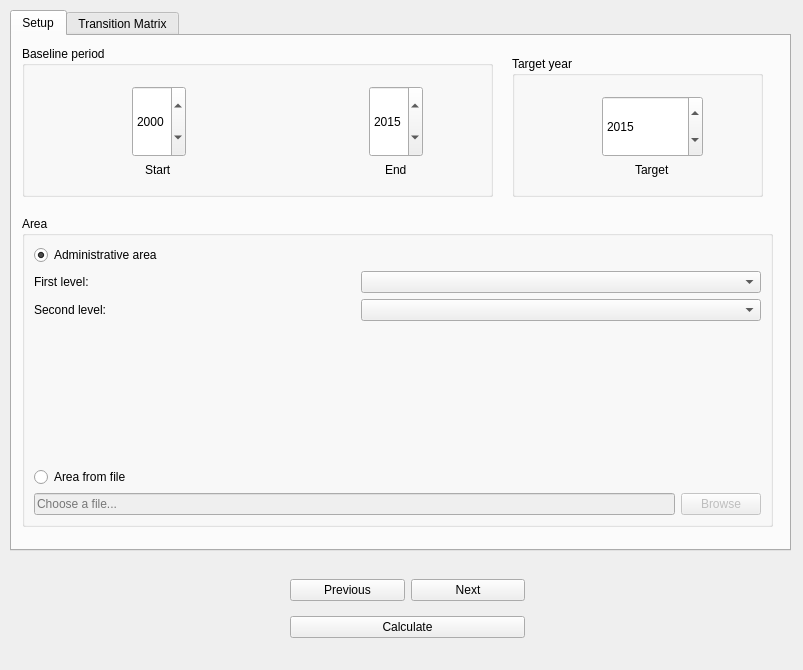
Qt form LDMP/gui/DlgCalculateLC.ui (ConservationInternational/trends.earth) before a commit.
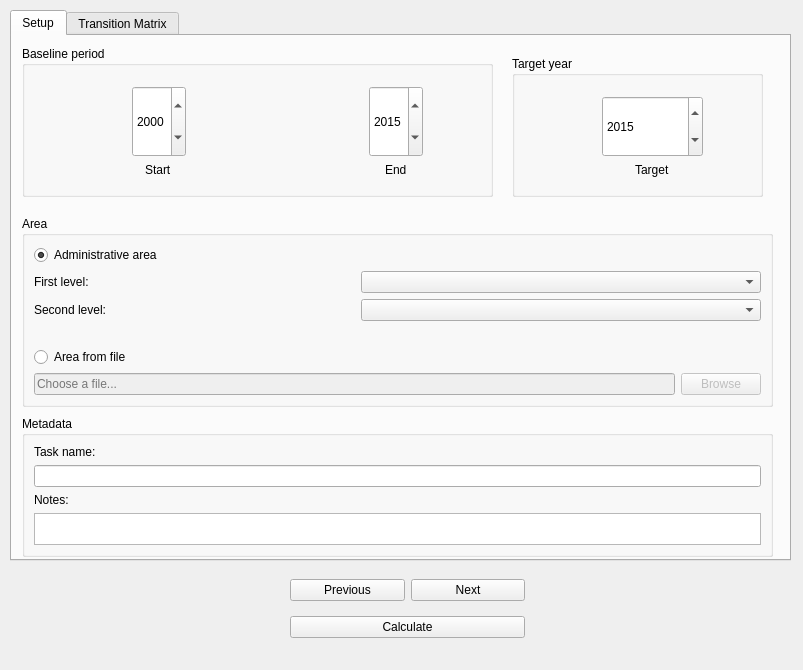
The same form after that commit.

Commit message: Add metadata fields and fix tab order.

What changed in the file:
```diff
--- a/LDMP/gui/DlgCalculateLC.ui
+++ b/LDMP/gui/DlgCalculateLC.ui
@@ -25,7 +25,7 @@
      <x>10</x>
      <y>10</y>
      <width>781</width>
-     <height>541</height>
+     <height>551</height>
     </rect>
    </property>
    <property name="tabShape">
@@ -271,7 +271,7 @@
        <x>10</x>
        <y>180</y>
        <width>751</width>
-       <height>311</height>
+       <height>191</height>
       </rect>
      </property>
      <property name="title">
@@ -418,6 +418,45 @@
       </item>
      </layout>
     </widget>
+    <widget class="QGroupBox" name="metadataGroupBox">
+     <property name="geometry">
+      <rect>
+       <x>10</x>
+       <y>380</y>
+       <width>751</width>
+       <height>141</height>
+      </rect>
+     </property>
+     <property name="title">
+      <string>Metadata</string>
+     </property>
+     <layout class="QGridLayout" name="gridLayout_9">
+      <item row="1" column="0">
+       <widget class="QLineEdit" name="task_name">
+        <property name="maxLength">
+         <number>160</number>
+        </property>
+       </widget>
+      </item>
+      <item row="3" column="0">
+       <widget class="QTextEdit" name="task_notes"/>
+      </item>
+      <item row="0" column="0">
+       <widget class="QLabel" name="label">
+        <property name="text">
+         <string>Task name:</string>
+        </property>
+       </widget>
+      </item>
+      <item row="2" column="0">
+       <widget class="QLabel" name="label_2">
+        <property name="text">
+         <string>Notes:</string>
+        </property>
+       </widget>
+      </item>
+     </layout>
+    </widget>
    </widget>
    <widget class="QWidget" name="TransitionMatrixTab">
     <attribute name="title">
```
Left out of the diff: 18 changed lines with no effect on the pictures. The commit also changes 2 other files.
